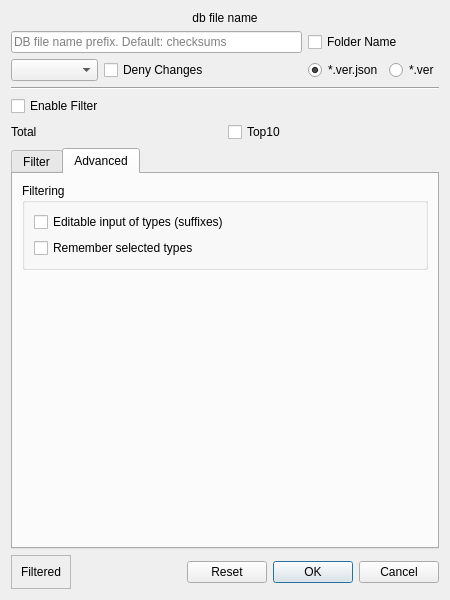
Above: src/dialogdbcreation.ui from artemvlas/veretino before the change. Below: the same form after it.
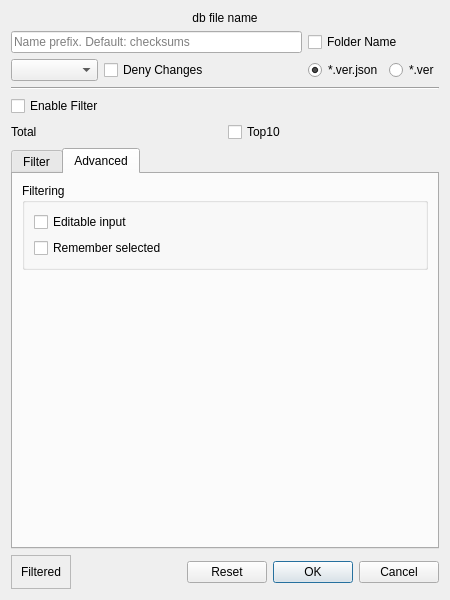
That is the form after the change. The open tabs and pages were chosen to show the change. Custom widgets are drawn as their Qt base class.

```diff
--- a/src/dialogdbcreation.ui
+++ b/src/dialogdbcreation.ui
@@ -61,7 +61,7 @@
      <item row="1" column="0" colspan="3">
       <widget class="QLineEdit" name="inp_db_prefix">
        <property name="placeholderText">
-        <string>DB file name prefix. Default: checksums</string>
+        <string>Name prefix. Default: checksums</string>
        </property>
        <property name="clearButtonEnabled">
         <bool>true</bool>
@@ -196,7 +196,7 @@
           <item row="0" column="0">
            <widget class="QCheckBox" name="cb_editable_exts">
             <property name="text">
-             <string>Editable input of types (suffixes)</string>
+             <string>Editable input</string>
             </property>
            </widget>
           </item>
@@ -207,7 +207,7 @@
 if there are any in the folder.</string>
             </property>
             <property name="text">
-             <string>Remember selected types</string>
+             <string>Remember selected</string>
             </property>
            </widget>
           </item>
```
Left out of the diff: 3 changed lines with no effect on the pictures.
